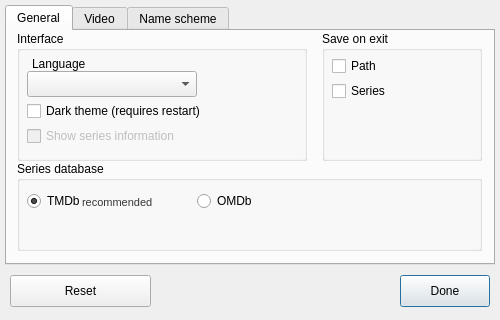
Old version of the form SeriesScraper/settingswindow.ui in the repository martinLutz1/SeriesScraper.
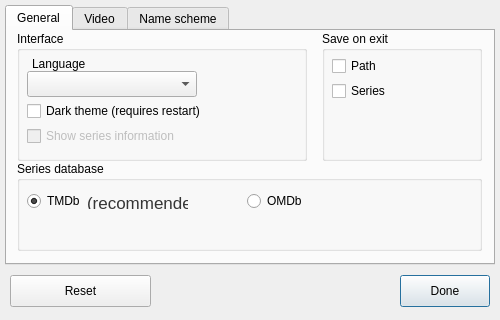
New version of the form.

```diff
--- a/SeriesScraper/settingswindow.ui
+++ b/SeriesScraper/settingswindow.ui
@@ -96,7 +96,7 @@
       </property>
       <property name="geometry">
        <rect>
-        <x>180</x>
+        <x>230</x>
         <y>30</y>
         <width>60</width>
         <height>20</height>
@@ -109,19 +109,19 @@
      <widget class="QLabel" name="recommendLabel">
       <property name="geometry">
        <rect>
-        <x>65</x>
-        <y>34</y>
-        <width>90</width>
+        <x>70</x>
+        <y>32</y>
+        <width>101</width>
         <height>16</height>
        </rect>
       </property>
       <property name="font">
        <font>
-        <pointsize>8</pointsize>
+        <pointsize>13</pointsize>
        </font>
       </property>
       <property name="text">
-       <string>&lt;html&gt;&lt;head/&gt;&lt;body&gt;&lt;p&gt;&lt;span style=&quot; color:#353535;&quot;&gt;recommended&lt;/span&gt;&lt;/p&gt;&lt;/body&gt;&lt;/html&gt;</string>
+       <string>&lt;html&gt;&lt;head/&gt;&lt;body&gt;&lt;p&gt;&lt;span style=&quot; color:#353535;&quot;&gt;(recommended)&lt;/span&gt;&lt;/p&gt;&lt;/body&gt;&lt;/html&gt;</string>
       </property>
      </widget>
     </widget>
```
